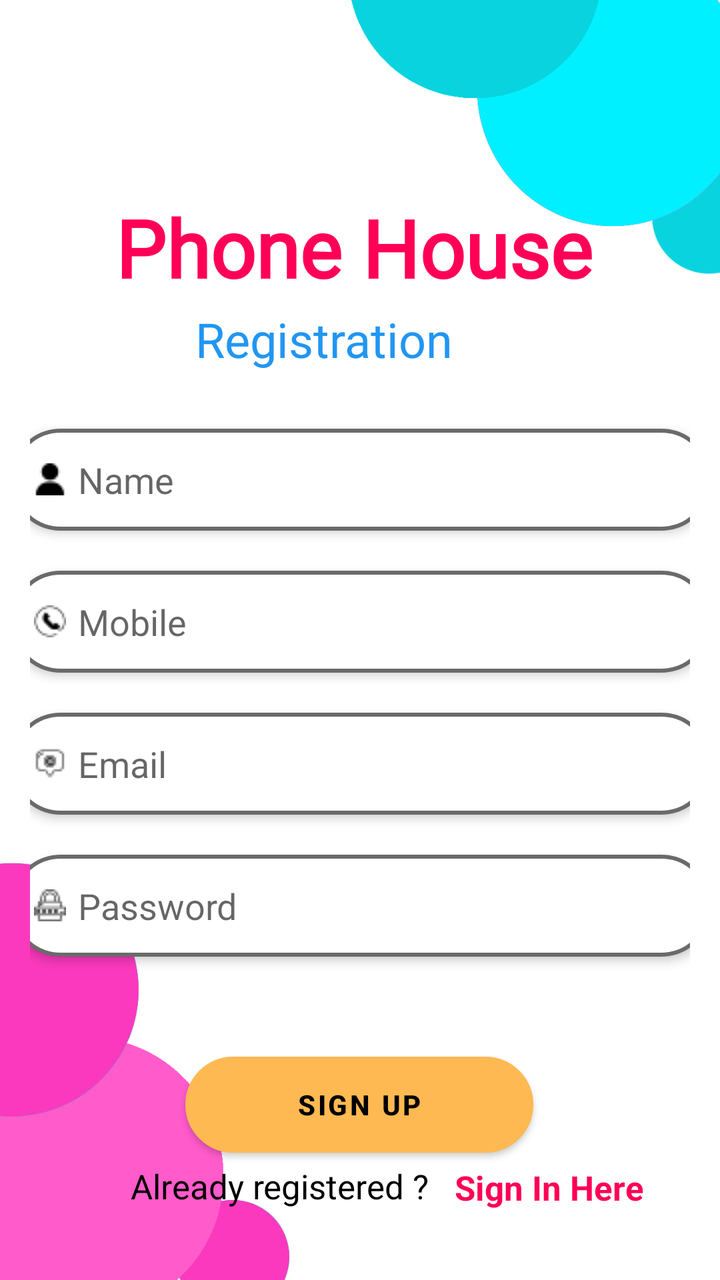
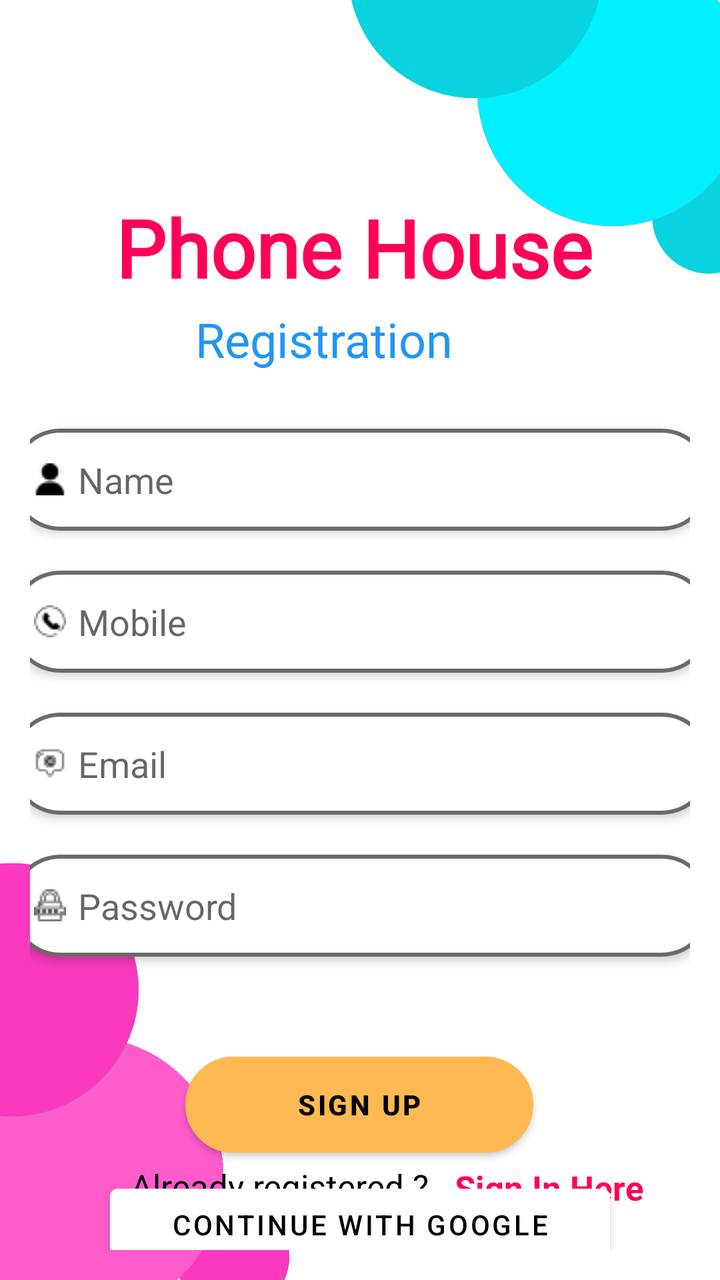

Before-and-after screenshots of an Android layout around one commit, followed by the original layout XML and the change that was made.
<!-- AndroidManifest.xml: application theme Theme.ECommerceApp -->
<!-- res/layout/activity_registration.xml -->
<?xml version="1.0" encoding="utf-8"?>
<androidx.constraintlayout.widget.ConstraintLayout xmlns:android="http://schemas.android.com/apk/res/android"
    xmlns:app="http://schemas.android.com/apk/res-auto"
    xmlns:tools="http://schemas.android.com/tools"
    android:layout_width="match_parent"
    android:layout_height="match_parent"
    android:padding="15dp"
    android:paddingStart="15dp"
    android:paddingLeft="15dp"
    android:paddingTop="15dp"
    android:paddingEnd="15dp"
    android:paddingRight="15dp"
    android:paddingBottom="15dp"
    android:background="@drawable/designlogin2"
    tools:context=".activities.RegistrationActivity">

    <TextView
        android:id="@+id/textView"
        android:layout_width="164dp"
        android:layout_height="39dp"
        android:fontFamily="@font/aclonica"
        android:text="Registration"
        android:textColor="@color/skyblue"
        android:textSize="24sp"
        app:layout_constraintBottom_toBottomOf="parent"
        app:layout_constraintEnd_toEndOf="parent"
        app:layout_constraintHorizontal_bias="0.497"
        app:layout_constraintStart_toStartOf="parent"
        app:layout_constraintTop_toTopOf="parent"
        app:layout_constraintVertical_bias="0.242" />

    <TextView
        android:id="@+id/textView2"
        android:layout_width="244dp"
        android:layout_height="52dp"
        android:fontFamily="@font/baskervville"
        android:text="Phone House"
        android:textColor="@color/pink"
        android:textSize="40sp"
        android:textStyle="bold"
        app:layout_constraintBottom_toBottomOf="parent"
        app:layout_constraintEnd_toEndOf="parent"
        app:layout_constraintHorizontal_bias="0.497"
        app:layout_constraintStart_toStartOf="parent"
        app:layout_constraintTop_toTopOf="parent"
        app:layout_constraintVertical_bias="0.147" />

    <EditText
        android:id="@+id/name"
        android:layout_width="351dp"
        android:layout_height="51dp"
        android:layout_marginTop="22dp"
        android:background="@drawable/edit_text_bg"
        android:drawableLeft="@drawable/user"
        android:drawablePadding="6dp"
        android:elevation="3dp"
        android:ems="10"
        android:hint="Name"
        android:inputType="textPersonName"
        android:padding="12dp"
        android:text=""
        app:layout_constraintBottom_toBottomOf="parent"
        app:layout_constraintEnd_toEndOf="parent"
        app:layout_constraintStart_toStartOf="parent"
        app:layout_constraintTop_toBottomOf="@+id/textView"
        app:layout_constraintVertical_bias="0.0"
        app:layout_constraintWidth_percent=".8"
        tools:ignore="MissingConstraints" />

    <EditText
        android:id="@+id/mobile"
        android:layout_width="351dp"
        android:layout_height="51dp"
        android:layout_marginTop="20dp"
        android:background="@drawable/edit_text_bg"
        android:drawableLeft="@drawable/call"
        android:drawablePadding="6dp"
        android:elevation="3dp"
        android:ems="10"
        android:hint="Mobile"
        android:inputType="textPersonName"
        android:padding="12dp"
        android:text=""
        app:layout_constraintBottom_toBottomOf="parent"
        app:layout_constraintEnd_toEndOf="parent"
        app:layout_constraintStart_toStartOf="parent"
        app:layout_constraintTop_toBottomOf="@+id/name"
        app:layout_constraintVertical_bias="0.0"
        app:layout_constraintWidth_percent=".8"
        tools:ignore="MissingConstraints" />

    <EditText
        android:id="@+id/password"
        android:layout_width="351dp"
        android:layout_height="51dp"
        android:layout_marginTop="20dp"
        android:background="@drawable/edit_text_bg"
        android:drawableLeft="@drawable/padlock"
        android:drawablePadding="6dp"
        android:elevation="3dp"
        android:ems="10"
        android:hint="Password"
        android:inputType="textPersonName"
        android:padding="12dp"
        android:password="true"
        android:text=""
        app:layout_constraintBottom_toBottomOf="parent"
        app:layout_constraintEnd_toEndOf="parent"
        app:layout_constraintStart_toStartOf="parent"
        app:layout_constraintTop_toBottomOf="@+id/email"
        app:layout_constraintVertical_bias="0.0"
        app:layout_constraintWidth_percent=".8"
        tools:ignore="MissingConstraints" />

    <EditText
        android:id="@+id/email"
        android:layout_width="351dp"
        android:layout_height="51dp"
        android:layout_marginTop="20dp"
        android:background="@drawable/edit_text_bg"
        android:drawableLeft="@drawable/mail"
        android:drawablePadding="6dp"
        android:elevation="3dp"
        android:ems="10"
        android:hint="Email"
        android:inputType="textPersonName"
        android:padding="12dp"
        android:text=""
        app:layout_constraintBottom_toBottomOf="parent"
        app:layout_constraintEnd_toEndOf="parent"
        app:layout_constraintStart_toStartOf="parent"
        app:layout_constraintTop_toBottomOf="@+id/mobile"
        app:layout_constraintVertical_bias="0.0"
        app:layout_constraintWidth_percent=".8"
        tools:ignore="MissingConstraints" />

    <Button
        android:id="@+id/button"
        android:layout_width="174dp"
        android:layout_height="48dp"
        android:layout_marginTop="50dp"
        android:background="@drawable/edittext_bg"
        android:backgroundTint="@color/pink"
        android:text="Sign Up"
        android:textStyle="bold"
        android:onClick="signup"
        app:layout_constraintBottom_toBottomOf="parent"
        app:layout_constraintEnd_toEndOf="parent"
        app:layout_constraintHorizontal_bias="0.497"
        app:layout_constraintStart_toStartOf="parent"
        app:layout_constraintTop_toBottomOf="@+id/password"
        app:layout_constraintVertical_bias="0.0" />

    <TextView
        android:id="@+id/textView3"
        android:layout_width="wrap_content"
        android:layout_height="wrap_content"
        android:text="Already registered ?"
        android:textColor="@color/black"
        android:textSize="17sp"
        app:layout_constraintVertical_bias=".2"
        app:layout_constraintHorizontal_bias=".3"
        app:layout_constraintBottom_toBottomOf="parent"
        app:layout_constraintEnd_toEndOf="@+id/password"
        app:layout_constraintStart_toStartOf="@+id/password"
        app:layout_constraintTop_toBottomOf="@+id/button" />

    <TextView
        android:id="@+id/textView4"
        android:layout_width="112dp"
        android:layout_height="22dp"
        android:onClick="tosignin"
        android:text="Sign In Here"
        android:textColor="@color/pink"
        android:textSize="17sp"
        android:textStyle="bold"
        app:layout_constraintBottom_toBottomOf="@+id/textView3"
        app:layout_constraintEnd_toEndOf="@+id/password"
        app:layout_constraintHorizontal_bias="0.448"
        app:layout_constraintStart_toEndOf="@+id/textView3"
        app:layout_constraintTop_toBottomOf="@+id/button"
        app:layout_constraintVertical_bias="1.0"
        tools:ignore="TouchTargetSizeCheck" />

</androidx.constraintlayout.widget.ConstraintLayout>
<!-- resources referenced by this layout -->
<resources>
  <color name="black">#FF000000</color>
  <color name="pink">#FF0057</color>
  <color name="skyblue">#2196F3</color>
  <!-- drawable call: png bitmap (drawable, 442 bytes) -->
  <!-- drawable designlogin2: jpg bitmap (drawable, 237611 bytes) -->
  <!-- drawable edit_text_bg (drawable) -->
  <?xml version="1.0" encoding="utf-8"?>
  <shape xmlns:android="http://schemas.android.com/apk/res/android">
  
      <corners android:radius="50dp"/>
      <solid android:color="@color/white"/>
      <stroke android:color="#6a6a6a" android:width="2dp"/>
  </shape>
  <!-- drawable edittext_bg (drawable) -->
  <?xml version="1.0" encoding="utf-8"?>
  <shape xmlns:android="http://schemas.android.com/apk/res/android">
  
      <solid android:color="@color/white"/>
      <corners android:radius="50dp"/>
      <stroke android:color="@color/pink" android:width="2dp"/>
  
  </shape>
  <!-- drawable mail: png bitmap (drawable, 380 bytes) -->
  <!-- drawable padlock: png bitmap (drawable, 455 bytes) -->
  <!-- drawable user: png bitmap (drawable, 349 bytes) -->
  <style name="Theme.ECommerceApp" parent="Theme.MaterialComponents.DayNight.DarkActionBar">
          
          <item name="colorPrimary">#FFB952</item>
          <item name="colorPrimaryVariant">@color/pink</item>
          <item name="colorOnPrimary">@color/black</item>
          
          <item name="colorSecondary">@color/teal_200</item>
          <item name="colorSecondaryVariant">@color/teal_700</item>
          <item name="colorOnSecondary">@color/black</item>
          
          <item name="android:statusBarColor">?attr/colorPrimaryVariant</item>
          
      </style>
  <color name="white">#FFFFFFFF</color>
  <color name="teal_200">#FF03DAC5</color>
  <color name="teal_700">#FF018786</color>
</resources>

<!-- the commit's change to res/layout/activity_registration.xml (unified diff, before → after) -->
@@ -181,5 +181,19 @@
         app:layout_constraintTop_toBottomOf="@+id/button"
         app:layout_constraintVertical_bias="1.0"
         tools:ignore="TouchTargetSizeCheck" />
+    <Button
+        android:id="@+id/google_signin_btn"
+        android:layout_width="match_parent"
+        android:layout_height="48dp"
+        android:layout_marginStart="40dp"
+        android:layout_marginEnd="40dp"
+        android:layout_marginTop="12dp"
+        android:text="Continue with Google"
+        android:textColor="@color/black"
+        android:backgroundTint="@color/white"
+        app:layout_constraintTop_toBottomOf="@+id/button"
+        app:layout_constraintStart_toStartOf="parent"
+        app:layout_constraintEnd_toEndOf="parent"
+        app:layout_constraintVertical_bias="0.0" />
 
 </androidx.constraintlayout.widget.ConstraintLayout>
